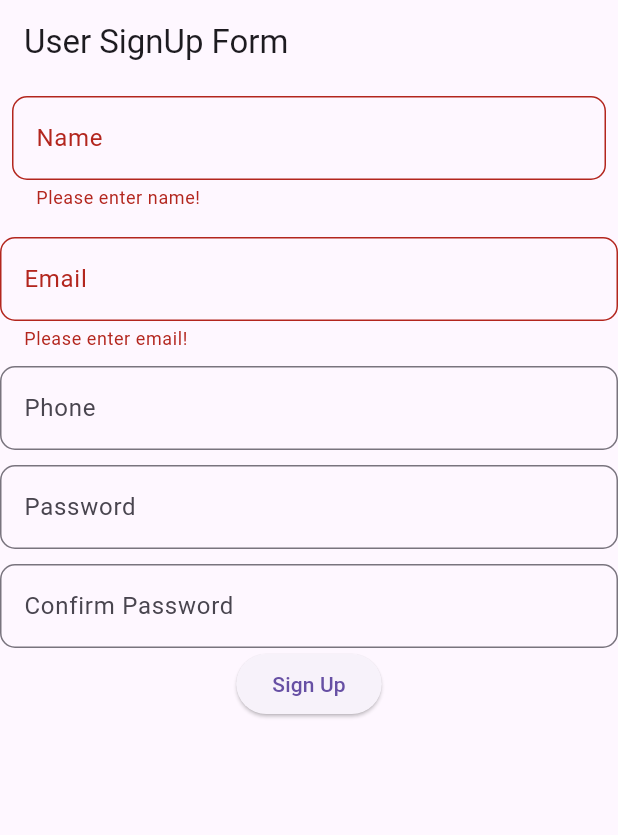
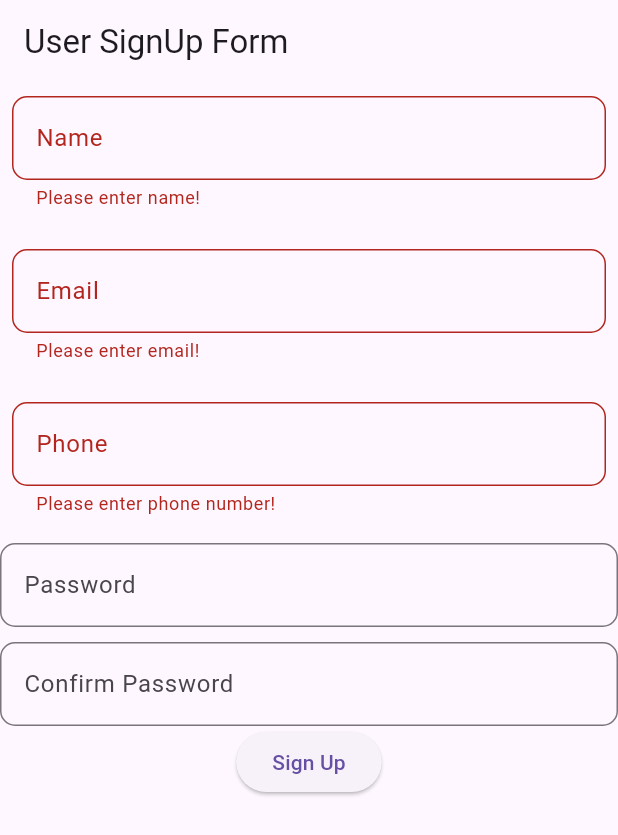
Before and after one commit to dhrruvchotai/Advanced_Flutter_Labs, a Flutter app: the screen it shows after launch, after a tap on "Sign Up", on a phone screen of 412 x 824 dp. Shown: the top 835 px of the screen. Run offline on Flutter 3.47's test engine with Material 3 defaults, Android fonts, the light colour scheme and no system bars.

Commit message:
Added Lab-1

```diff
--- a/lib/Lab-2/controllers/Lab_2_A_2_controller.dart
+++ b/lib/Lab-2/controllers/Lab_2_A_2_controller.dart
@@ -21,5 +21,13 @@ class UserSignUpController{
     }
     return null;
   }
-
+  String? validatePhoneNumber(String? phoneNumValue){
+    if(phoneNumValue == null || phoneNumValue.isEmpty){
+      return 'Please enter phone number!';
+    }
+    if(_userSignUpModel.validatePhoneNumberFromat(phoneNumValue)){
+      return "Please enter valid phone number!";
+    }
+    return null;
+  }
 }
--- a/lib/Lab-2/views/Lab_2_A_2_view.dart
+++ b/lib/Lab-2/views/Lab_2_A_2_view.dart
@@ -39,7 +39,9 @@ class _UserSignUpViewState extends State<UserSignUpView> {
               ),
             ),
             SizedBox(height: 10,),
-            TextFormField(
+            Padding(
+              padding: const EdgeInsets.all(8.0),
+              child: TextFormField(
                 controller: _email,
                 decoration: InputDecoration(
                   label: Text("Email"),
@@ -49,14 +51,19 @@ class _UserSignUpViewState extends State<UserSignUpView> {
                 ),
                 validator: (value) => _userSignUpController.validateEmail(_email.text),
               ),
+            ),
             SizedBox(height: 10,),
-            TextFormField(
+            Padding(
+              padding: const EdgeInsets.all(8.0),
+              child: TextFormField(
                 controller: _phone,
                 decoration: InputDecoration(
                   label: Text("Phone"),
                   border: OutlineInputBorder(
                     borderRadius: BorderRadius.circular(10),
                   ),
+                ),
+                validator: (value) => _userSignUpController.validatePhoneNumber(_phone.text),
               ),
             ),
             SizedBox(height: 10,),
```
Also changed, not shown: lib/Lab-1/Lab_1_1.dart (added, +16 -0 lines), lib/Lab-1/Lab_1_2.dart (added, +21 -0 lines), lib/Lab-1/Lab_1_3.dart (added, +20 -0 lines), lib/Lab-1/Lab_1_4.dart (added, +14 -0 lines), lib/Lab-1/Lab_1_5.dart (added, +16 -0 lines), lib/Lab-2/models/Lab_2_A_2_model.dart (+6 -3 lines). Lines whose indentation alone changed are shown as unchanged.
